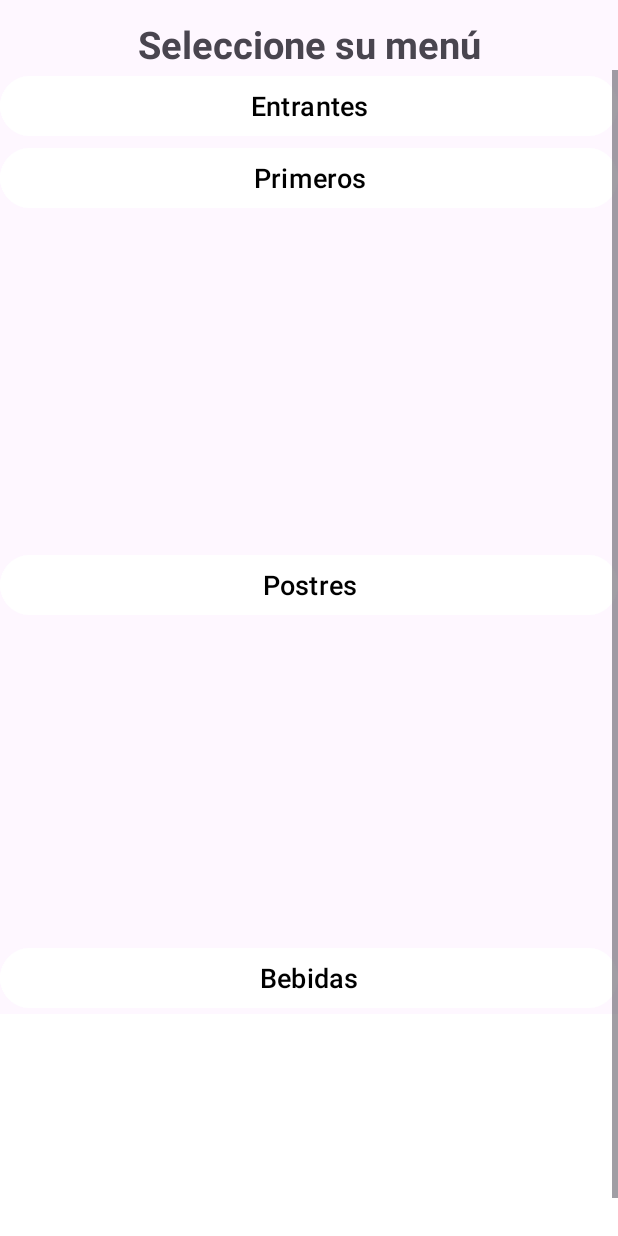
After one commit to Guslin-03/Rush, an Android app built with Jetpack Compose: the MenuActivity screen opened directly, with no data from a screen before it, on a phone screen of 412 x 824 dp. The commit adds this screen. Run offline under Robolectric (Android 15) with nearby library versions, the phone set to English and light mode, and no system bars; our stand-ins replace Room's generated code.

Commit message:
Pantalla selección de Menu
Funcionalidad menus desplegables

```diff
--- a/app/src/main/AndroidManifest.xml
+++ b/app/src/main/AndroidManifest.xml
@@ -54,6 +54,9 @@
         <activity android:name=".ui.profile.password.PasswordActivity" android:exported="true" android:label="Password">
             <meta-data android:name="android.support.PARENT_ACTIVITY" android:value=".MainActivity"/>
         </activity>
+        <activity android:name=".ui.restaurant.menu.MenuActivity" android:exported="true" android:label="Menu">
+            <meta-data android:name="android.support.PARENT_ACTIVITY" android:value=".MainActivity"/>
+        </activity>
     </application>
 
 </manifest>
--- a/app/src/main/java/com/example/rush/data/repository/MenuRepository.kt
+++ b/app/src/main/java/com/example/rush/data/repository/MenuRepository.kt
@@ -5,6 +5,6 @@ import com.example.rush.utils.Resource
 
 interface MenuRepository {
     suspend fun getMenus(): Resource<List<Menu>>
-    suspend fun getMenusByIdRestaurant(): Resource<List<Menu>>
+    suspend fun getMenusByIdRestaurant(restaurantId: Int): Resource<List<Menu>>
     suspend fun createMenu(menuArray: Array<Menu>): Resource<Void>
 }
--- a/app/src/main/java/com/example/rush/data/repository/menu/RoomMenuDataSource.kt
+++ b/app/src/main/java/com/example/rush/data/repository/menu/RoomMenuDataSource.kt
@@ -17,8 +17,8 @@ class RoomMenuDataSource: MenuRepository {
         return Resource.success(response)
     }
 
-    override suspend fun getMenusByIdRestaurant(): Resource<List<Menu>> {
-        val response = menuDAO.getMenusByIdRestaurant().map { it.toMenu() }
+    override suspend fun getMenusByIdRestaurant(restaurantId: Int): Resource<List<Menu>> {
+        val response = menuDAO.getMenusByIdRestaurant(restaurantId).map { it.toMenu() }
         return Resource.success(response)
     }
 
@@ -39,8 +39,10 @@ fun Menu.toDbMenu() = DbMenu(id, name, description, price, type, restaurantId)
 interface MenuDAO {
     @Query("SELECT * FROM menus ORDER BY name")
     suspend fun getMenus() : List<DbMenu>
-    @Query("SELECT * FROM menus ORDER BY name")
-    suspend fun getMenusByIdRestaurant() : List<DbMenu>
+    @Query("SELECT distinct menus.id, menus.name, menus.description, menus.price, menus.type, menus.restaurantId " +
+            "FROM menus JOIN restaurants On menus.restaurantId = restaurantId\n" +
+            "where restaurantId = :restaurantId")
+    suspend fun getMenusByIdRestaurant(restaurantId: Int) : List<DbMenu>
     @Insert
     suspend fun createMenu(menuList: List<DbMenu>) : LongArray
 
--- a/app/src/main/java/com/example/rush/ui/restaurant/RestaurantViewModel.kt
+++ b/app/src/main/java/com/example/rush/ui/restaurant/RestaurantViewModel.kt
@@ -35,7 +35,8 @@ class RestaurantViewModel(private val restaurantDataSource: RoomRestaurantDataSo
 }
 
 class RestaurantViewModelFactory(
-    private val restaurantDataSource: RoomRestaurantDataSource): ViewModelProvider.Factory {
+    private val restaurantDataSource: RoomRestaurantDataSource
+): ViewModelProvider.Factory {
     override fun <T : ViewModel> create(modelClass: Class<T>, extras: CreationExtras): T {
         return RestaurantViewModel(restaurantDataSource) as T
     }
--- /dev/null
+++ b/app/src/main/java/com/example/rush/ui/restaurant/menu/MenuActivity.kt
@@ -0,0 +1,103 @@
+package com.example.rush.ui.restaurant.menu
+
+import android.os.Bundle
+import android.util.Log
+import android.view.View
+import android.widget.Button
+import android.widget.Toast
+import androidx.activity.viewModels
+import androidx.appcompat.app.AppCompatActivity
+import com.example.rush.data.model.Restaurant
+import com.example.rush.data.repository.menu.RoomMenuDataSource
+import com.example.rush.databinding.MenuActivityBinding
+import com.example.rush.utils.Resource
+
+class MenuActivity : AppCompatActivity() {
+    private lateinit var binding: MenuActivityBinding
+    private lateinit var menuAdapter: MenuAdapter
+    private val menuRepository = RoomMenuDataSource()
+    private val menuViewModel: MenuViewModel by viewModels { MenuViewModelFactory(menuRepository) }
+
+    override fun onCreate(savedInstanceState: Bundle?) {
+        super.onCreate(savedInstanceState)
+        binding = MenuActivityBinding.inflate(layoutInflater)
+        setContentView(binding.root)
+
+        menuAdapter = MenuAdapter()
+        disableRadioButtonsCulinaryStyle()
+
+        binding.itemMenu.starters.adapter = menuAdapter
+
+        val selectedRestaurant: Restaurant? = intent.getParcelableExtra("selectedRestaurant")
+
+        if (selectedRestaurant != null) {
+            menuViewModel.onUpdateMenuList(selectedRestaurant.id)
+        }
+
+        menuViewModel.menu.observe(this) {
+            when(it.status) {
+                Resource.Status.SUCCESS -> {
+                    menuAdapter.submitList(it.data)
+                }
+                Resource.Status.ERROR -> {
+                    Toast.makeText(this, it.message, Toast.LENGTH_LONG).show()
+                }
+                Resource.Status.LOADING -> {
+                }
+            }
+        }
+
+    }
+
+    private fun disableRadioButtonsCulinaryStyle() {
+        val recyclerView = mutableMapOf<Int, Int>()
+        for (i in 0 until binding.itemMenu.itemMenu.childCount) {
+            if (binding.itemMenu.itemMenu.getChildAt(i) is Button) {
+                val button: Button = binding.itemMenu.itemMenu.getChildAt(i) as Button
+                button.setOnClickListener {
+                    if (button.text == "Entrantes") {
+                        val visibility = recyclerView[binding.itemMenu.starters.id] ?: binding.itemMenu.starters.visibility
+                        if (visibility == View.VISIBLE) {
+                            binding.itemMenu.starters.visibility = View.GONE
+                            recyclerView[binding.itemMenu.starters.id] = View.GONE
+                        } else {
+                            binding.itemMenu.starters.visibility = View.VISIBLE
+                            recyclerView[binding.itemMenu.starters.id] = View.VISIBLE
+                        }
+                    }
+                    if (button.text == "Primeros") {
+                        val visibility = recyclerView[binding.itemMenu.first.id] ?: binding.itemMenu.first.visibility
+                        if (visibility == View.VISIBLE) {
+                            binding.itemMenu.first.visibility = View.GONE
+                            recyclerView[binding.itemMenu.first.id] = View.GONE
+                        } else {
+                            binding.itemMenu.first.visibility = View.VISIBLE
+                            recyclerView[binding.itemMenu.first.id] = View.VISIBLE
+                        }
+                    }
+                    if (button.text == "Postres") {
+                        val visibility = recyclerView[binding.itemMenu.dessert.id] ?: binding.itemMenu.dessert.visibility
+                        if (visibility == View.VISIBLE) {
+                            binding.itemMenu.dessert.visibility = View.GONE
+                            recyclerView[binding.itemMenu.dessert.id] = View.GONE
+                        } else {
+                            binding.itemMenu.dessert.visibility = View.VISIBLE
+                            recyclerView[binding.itemMenu.dessert.id] = View.VISIBLE
+                        }
+                    }
+                    if (button.text == "Bebidas") {
+                        val visibility = recyclerView[binding.itemMenu.drink.id] ?: binding.itemMenu.drink.visibility
+                        if (visibility == View.VISIBLE) {
+                            binding.itemMenu.drink.visibility = View.GONE
+                            recyclerView[binding.itemMenu.drink.id] = View.GONE
+                        } else {
+                            binding.itemMenu.drink.visibility = View.VISIBLE
+                            recyclerView[binding.itemMenu.drink.id] = View.VISIBLE
+                        }
+                    }
+                }
+            }
+        }
+    }
+
+}
--- /dev/null
+++ b/app/src/main/java/com/example/rush/ui/restaurant/menu/MenuViewModel.kt
@@ -0,0 +1,45 @@
+package com.example.rush.ui.restaurant.menu
+
+import androidx.lifecycle.LiveData
+import androidx.lifecycle.MutableLiveData
+import androidx.lifecycle.ViewModel
+import androidx.lifecycle.ViewModelProvider
+import androidx.lifecycle.viewModelScope
+import androidx.lifecycle.viewmodel.CreationExtras
+import com.example.rush.data.model.Menu
+import com.example.rush.data.model.Restaurant
+import com.example.rush.data.repository.menu.RoomMenuDataSource
+import com.example.rush.utils.Resource
+import kotlinx.coroutines.Dispatchers
+import kotlinx.coroutines.launch
+import kotlinx.coroutines.withContext
+
+class MenuViewModel(private val menuDataSource: RoomMenuDataSource
+) : ViewModel() {
+
+    private val _menu = MutableLiveData<Resource<List<Menu>>>()
+    val menu : LiveData<Resource<List<Menu>>> get() = _menu
+
+    fun onUpdateMenuList(restaurantId: Int?) {
+        viewModelScope.launch {
+            if (restaurantId != null) {
+                _menu.value = updateMenuList(restaurantId)
+            }
+        }
+    }
+    private suspend fun updateMenuList(restaurantId: Int) : Resource<List<Menu>> {
+        return withContext(Dispatchers.IO) {
+            menuDataSource.getMenusByIdRestaurant(restaurantId)
+        }
+    }
+
+}
+
+class MenuViewModelFactory(
+    private val menuDataSource: RoomMenuDataSource
+): ViewModelProvider.Factory {
+    override fun <T : ViewModel> create(modelClass: Class<T>, extras: CreationExtras): T {
+        return MenuViewModel(menuDataSource) as T
+    }
+
+}
--- /dev/null
+++ b/app/src/main/res/layout/item_menu.xml
@@ -0,0 +1,74 @@
+<?xml version="1.0" encoding="utf-8"?>
+<LinearLayout xmlns:android="http://schemas.android.com/apk/res/android"
+    android:id="@+id/item_menu"
+    android:layout_width="match_parent"
+    android:layout_height="match_parent"
+    android:orientation="vertical"
+    xmlns:app="http://schemas.android.com/apk/res-auto">
+
+    <Button
+        android:id="@+id/startersbtn"
+        android:layout_width="match_parent"
+        android:layout_height="wrap_content"
+        android:text="Entrantes"
+        android:textSize="18sp"
+        android:textColor="@color/black"
+        android:backgroundTint="@color/white"/>
+
+    <androidx.recyclerview.widget.RecyclerView
+        android:id="@+id/starters"
+        android:layout_width="match_parent"
+        android:layout_height="wrap_content"
+        android:nestedScrollingEnabled="false"
+        android:backgroundTint="@color/white"
+        app:layoutManager="androidx.recyclerview.widget.LinearLayoutManager" />
+
+    <Button
+        android:layout_width="match_parent"
+        android:layout_height="wrap_content"
+        android:text="Primeros"
+        android:textSize="18sp"
+        android:textColor="@color/black"
+        android:backgroundTint="@color/white"/>
+
+    <androidx.recyclerview.widget.RecyclerView
+        android:id="@+id/first"
+        android:layout_width="match_parent"
+        android:layout_height="223dp"
+        android:visibility="visible"
+        android:backgroundTint="@color/white"
+        app:layoutManager="androidx.recyclerview.widget.LinearLayoutManager" />
+
+    <Button
+        android:layout_width="match_parent"
+        android:layout_height="wrap_content"
+        android:text="Postres"
+        android:textSize="18sp"
+        android:textColor="@color/black"
+        android:backgroundTint="@color/white"/>
+
+    <androidx.recyclerview.widget.RecyclerView
+        android:id="@+id/dessert"
+        android:layout_width="match_parent"
+        android:layout_height="214dp"
+        android:visibility="visible"
+        android:backgroundTint="@color/white"
+        app:layoutManager="androidx.recyclerview.widget.LinearLayoutManager" />
+
+    <Button
+        android:layout_width="match_parent"
+        android:layout_height="wrap_content"
+        android:text="Bebidas"
+        android:textSize="18sp"
+        android:textColor="@color/black"
+        android:backgroundTint="@color/white"/>
+
+    <androidx.recyclerview.widget.RecyclerView
+        android:id="@+id/drink"
+        android:layout_width="match_parent"
+        android:layout_height="174dp"
+        android:visibility="visible"
+        android:background="@color/white"
+        app:layoutManager="androidx.recyclerview.widget.LinearLayoutManager" />
+
+</LinearLayout>
--- a/app/src/main/res/layout/item_restaurant.xml
+++ b/app/src/main/res/layout/item_restaurant.xml
@@ -52,7 +52,6 @@
 
     </LinearLayout>
 
-
         <LinearLayout
             android:layout_width="wrap_content"
             android:layout_height="wrap_content"
--- /dev/null
+++ b/app/src/main/res/layout/menu_activity.xml
@@ -0,0 +1,26 @@
+<?xml version="1.0" encoding="utf-8"?>
+<LinearLayout xmlns:android="http://schemas.android.com/apk/res/android"
+    android:layout_width="match_parent"
+    android:layout_height="match_parent"
+    android:orientation="vertical"
+    android:paddingTop="12dp">
+
+    <TextView
+        android:layout_width="match_parent"
+        android:layout_height="wrap_content"
+        android:text="Seleccione su menú"
+        android:textSize="25sp"
+        android:gravity="center"
+        android:textStyle="bold"/>
+
+    <ScrollView
+        android:layout_width="match_parent"
+        android:layout_height="match_parent">
+
+        <include
+            android:id="@+id/item_menu"
+            layout="@layout/item_menu"/>
+
+    </ScrollView>
+
+</LinearLayout>
```
Also changed, not shown: app/src/main/java/com/example/rush/ui/restaurant/RestaurantActivity.kt (+9 -5 lines), app/src/main/java/com/example/rush/ui/restaurant/RestaurantAdapter.kt (+2 -11 lines), app/src/main/java/com/example/rush/ui/restaurant/menu/MenuAdapter.kt (added, +52 -0 lines), app/src/main/res/layout/subitem_menu.xml (added, +60 -0 lines). Lines whose indentation alone changed are shown as unchanged.
